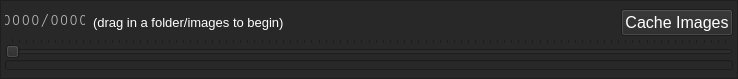
Qt form src/views/imageSlider.ui (moonbot/storyTime) before a commit.
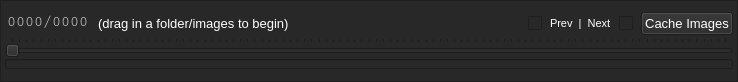
The same form after that commit.

Commit message: prev/cur/next image views in place with proper scaling

The edit to the form file:
```diff
--- a/src/views/imageSlider.ui
+++ b/src/views/imageSlider.ui
@@ -7,7 +7,7 @@
     <x>0</x>
     <y>0</y>
     <width>738</width>
-    <height>79</height>
+    <height>82</height>
    </rect>
   </property>
   <property name="windowTitle">
@@ -58,20 +58,20 @@
            <widget class="QLabel" name="ImageSliderLabel">
             <property name="minimumSize">
              <size>
-              <width>80</width>
+              <width>85</width>
               <height>0</height>
              </size>
             </property>
             <property name="maximumSize">
              <size>
-              <width>80</width>
+              <width>85</width>
               <height>16</height>
              </size>
             </property>
             <property name="font">
              <font>
               <family>Courier</family>
-              <pointsize>12</pointsize>
+              <pointsize>11</pointsize>
              </font>
             </property>
             <property name="styleSheet">
@@ -111,12 +111,44 @@
             </property>
            </spacer>
           </item>
+          <item>
+           <widget class="QCheckBox" name="PrevImageCheck">
+            <property name="focusPolicy">
+             <enum>Qt::NoFocus</enum>
+            </property>
+            <property name="text">
+             <string/>
+            </property>
+           </widget>
+          </item>
+          <item>
+           <widget class="QLabel" name="label">
+            <property name="font">
+             <font>
+              <pointsize>8</pointsize>
+             </font>
+            </property>
+            <property name="text">
+             <string>Prev  |  Next</string>
+            </property>
+           </widget>
+          </item>
+          <item>
+           <widget class="QCheckBox" name="NextImageCheck">
+            <property name="focusPolicy">
+             <enum>Qt::NoFocus</enum>
+            </property>
+            <property name="text">
+             <string/>
+            </property>
+           </widget>
+          </item>
           <item>
            <widget class="QPushButton" name="CacheImagesBtn">
             <property name="font">
              <font>
               <family>Tahoma</family>
-              <pointsize>12</pointsize>
+              <pointsize>10</pointsize>
              </font>
             </property>
             <property name="text">
```
Left out of the diff: 14 changed lines with no effect on the pictures. The commit also changes 6 other files.
